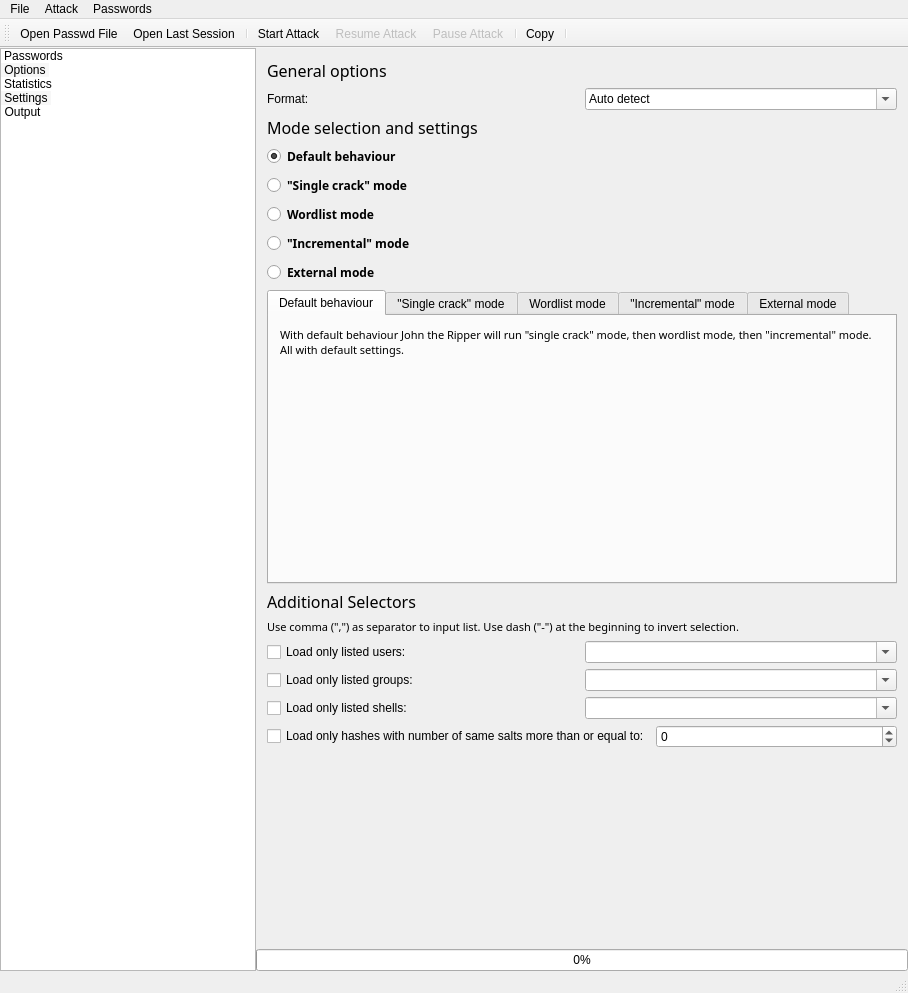
The window that mainwindow.ui (openwall/johnny) describes before a commit, drawn with Qt 5.
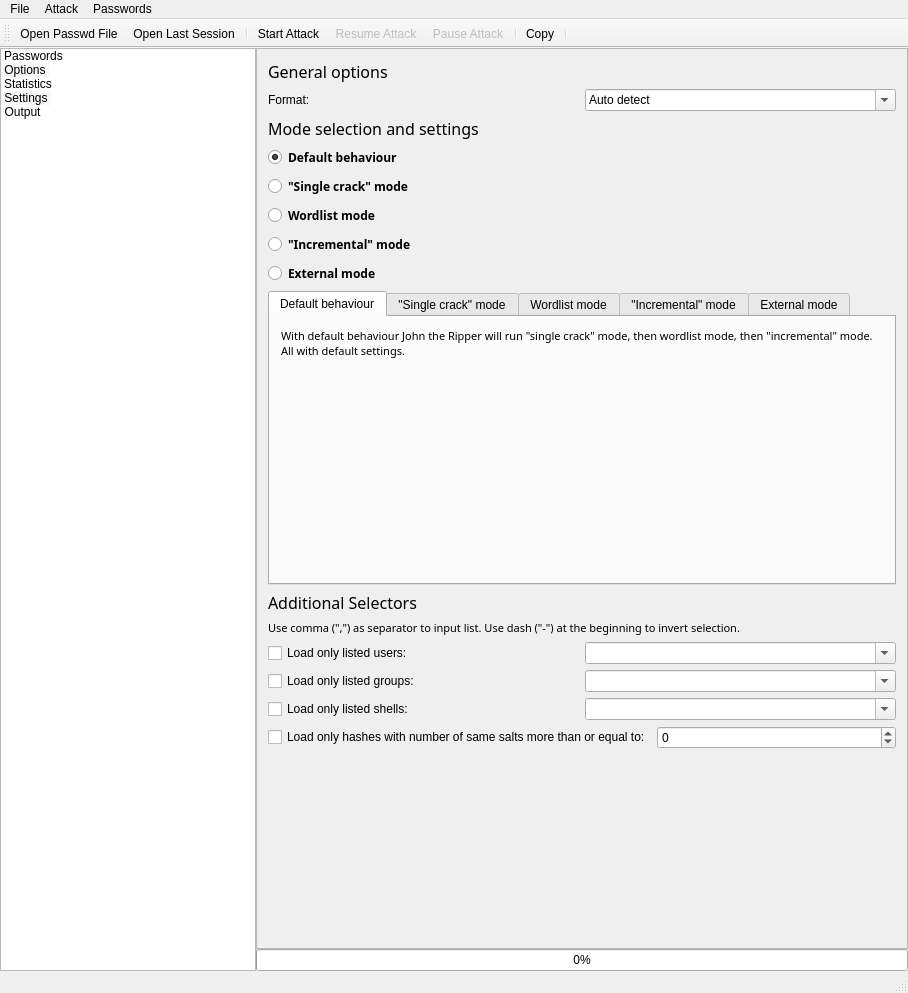
The same window after the commit. Icons and pictures are not drawn.

Commit message: added scrolling to options tab/page, no xml reformatting

What changed in the file:
```diff
--- a/mainwindow.ui
+++ b/mainwindow.ui
@@ -261,6 +261,10 @@
 <!--           </item>-->
           </layout>
          </widget>
+         <widget class="QScrollArea" name="optionsScrollArea">
+           <property name="widgetResizable">
+             <bool>true</bool>
+           </property>
          <widget class="QWidget" name="optionsPage">
           <layout class="QVBoxLayout" name="verticalLayout_5">
            <item>
@@ -1007,6 +1011,7 @@
             </spacer>
            </item>
           </layout>
+         </widget>
          </widget>
          <widget class="QWidget" name="statisticsPage">
           <layout class="QVBoxLayout" name="verticalLayout_14">
```
